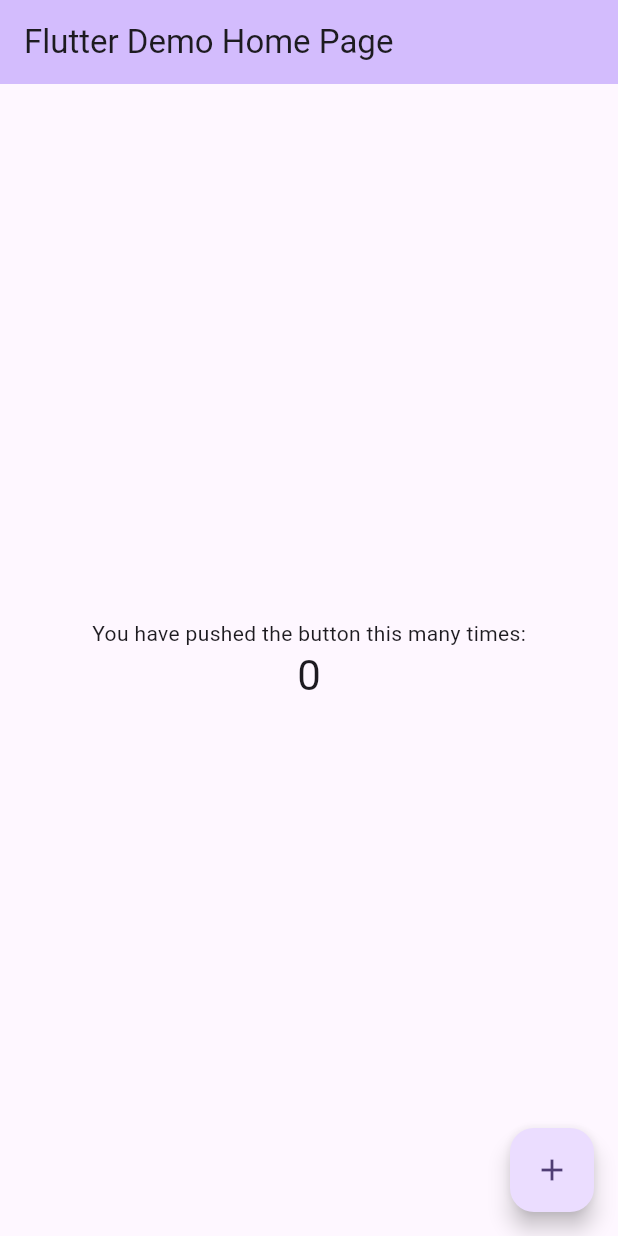
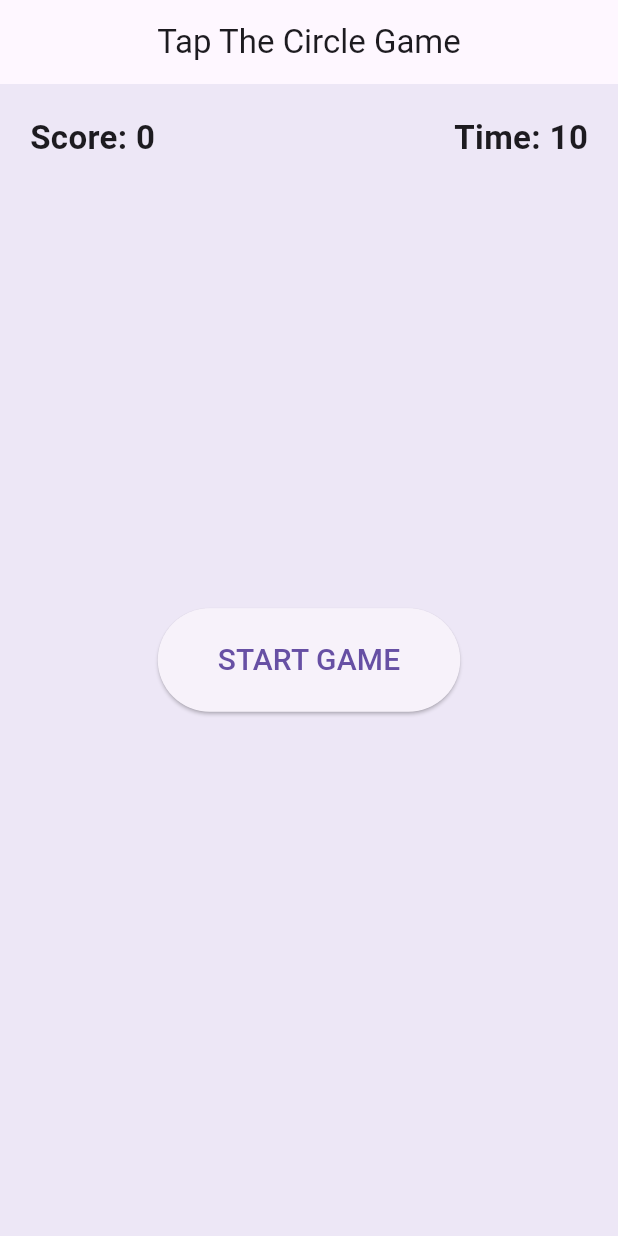
Before and after one commit to Moussi0amine/flutter_projects, a Flutter app: the screen it shows after launch, on a phone screen of 412 x 824 dp. Run offline on Flutter 3.47's test engine with Material 3 defaults, Android fonts, the light colour scheme and no system bars.

Commit message:
make the circle tap game

```diff
--- a/tap_thecircle_game/lib/main.dart
+++ b/tap_thecircle_game/lib/main.dart
@@ -1,122 +1,200 @@
+import 'dart:async'; // For Timer
+import 'dart:math';  // For random positions
 import 'package:flutter/material.dart';
 
-void main() {
-  runApp(const MyApp());
-}
+void main() => runApp(const TapTheCircleApp());
 
-class MyApp extends StatelessWidget {
-  const MyApp({super.key});
+/// 🎮 Root widget
+class TapTheCircleApp extends StatelessWidget {
+  const TapTheCircleApp({super.key});
 
-  // This widget is the root of your application.
   @override
   Widget build(BuildContext context) {
     return MaterialApp(
-      title: 'Flutter Demo',
-      theme: ThemeData(
-        // This is the theme of your application.
-        //
-        // TRY THIS: Try running your application with "flutter run". You'll see
-        // the application has a purple toolbar. Then, without quitting the app,
-        // try changing the seedColor in the colorScheme below to Colors.green
-        // and then invoke "hot reload" (save your changes or press the "hot
-        // reload" button in a Flutter-supported IDE, or press "r" if you used
-        // the command line to start the app).
-        //
-        // Notice that the counter didn't reset back to zero; the application
-        // state is not lost during the reload. To reset the state, use hot
-        // restart instead.
-        //
-        // This works for code too, not just values: Most code changes can be
-        // tested with just a hot reload.
-        colorScheme: ColorScheme.fromSeed(seedColor: Colors.deepPurple),
-      ),
-      home: const MyHomePage(title: 'Flutter Demo Home Page'),
+      title: 'Tap The Circle',
+      debugShowCheckedModeBanner: false,
+      theme: ThemeData(primarySwatch: Colors.deepPurple),
+      home: const TapGameScreen(),
     );
   }
 }
 
-class MyHomePage extends StatefulWidget {
-  const MyHomePage({super.key, required this.title});
-
-  // This widget is the home page of your application. It is stateful, meaning
-  // that it has a State object (defined below) that contains fields that affect
-  // how it looks.
-
-  // This class is the configuration for the state. It holds the values (in this
-  // case the title) provided by the parent (in this case the App widget) and
-  // used by the build method of the State. Fields in a Widget subclass are
-  // always marked "final".
-
-  final String title;
+/// 🕹️ Main Game Screen
+class TapGameScreen extends StatefulWidget {
+  const TapGameScreen({super.key});
 
   @override
-  State<MyHomePage> createState() => _MyHomePageState();
+  State<TapGameScreen> createState() => _TapGameScreenState();
 }
 
-class _MyHomePageState extends State<MyHomePage> {
-  int _counter = 0;
+class _TapGameScreenState extends State<TapGameScreen> {
+  // 🎯 Circle position (randomly updated)
+  double _x = 100;
+  double _y = 300;
 
-  void _incrementCounter() {
+  // 🧮 Player score
+  int _score = 0;
+
+  // ⏱️ Game time remaining (seconds)
+  int _timeLeft = 10;
+
+  // Timer references
+  Timer? _circleTimer;
+  Timer? _gameTimer;
+
+  // 🚦 Whether game started
+  bool _isPlaying = false;
+
+  final Random _random = Random();
+
+  /// Start the game
+  void _startGame() {
     setState(() {
-      // This call to setState tells the Flutter framework that something has
-      // changed in this State, which causes it to rerun the build method below
-      // so that the display can reflect the updated values. If we changed
-      // _counter without calling setState(), then the build method would not be
-      // called again, and so nothing would appear to happen.
-      _counter++;
+      _score = 0;
+      _timeLeft = 10;
+      _isPlaying = true;
     });
+
+    // Timer to move the circle every 1 second
+    _circleTimer = Timer.periodic(const Duration(seconds: 1), (timer) {
+      _moveCircle();
+    });
+
+    // Countdown timer
+    _gameTimer = Timer.periodic(const Duration(seconds: 1), (timer) {
+      setState(() {
+        _timeLeft--;
+      });
+
+      // Stop game when time reaches 0
+      if (_timeLeft <= 0) {
+        _endGame();
+      }
+    });
+  }
+
+  /// Move the circle to a new random position
+  void _moveCircle() {
+    setState(() {
+      _x = _random.nextDouble() * 300 + 20; // random X
+      _y = _random.nextDouble() * 500 + 80; // random Y
+    });
+  }
+
+  /// Handle tapping the circle
+  void _tapCircle() {
+    if (!_isPlaying) return;
+    setState(() {
+      _score++;
+    });
+    _moveCircle(); // Move immediately after tap
+  }
+
+  /// End the game and stop timers
+  void _endGame() {
+    _circleTimer?.cancel();
+    _gameTimer?.cancel();
+    setState(() {
+      _isPlaying = false;
+    });
+
+    // Show score dialog
+    showDialog(
+      context: context,
+      builder: (_) => AlertDialog(
+        title: const Text('Game Over 🎯'),
+        content: Text('Your score: $_score'),
+        actions: [
+          TextButton(
+            onPressed: () {
+              Navigator.pop(context);
+            },
+            child: const Text('OK'),
+          )
+        ],
+      ),
+    );
+  }
+
+  @override
+  void dispose() {
+    _circleTimer?.cancel();
+    _gameTimer?.cancel();
+    super.dispose();
   }
 
   @override
   Widget build(BuildContext context) {
-    // This method is rerun every time setState is called, for instance as done
-    // by the _incrementCounter method above.
-    //
-    // The Flutter framework has been optimized to make rerunning build methods
-    // fast, so that you can just rebuild anything that needs updating rather
-    // than having to individually change instances of widgets.
     return Scaffold(
       appBar: AppBar(
-        // TRY THIS: Try changing the color here to a specific color (to
-        // Colors.amber, perhaps?) and trigger a hot reload to see the AppBar
-        // change color while the other colors stay the same.
-        backgroundColor: Theme.of(context).colorScheme.inversePrimary,
-        // Here we take the value from the MyHomePage object that was created by
-        // the App.build method, and use it to set our appbar title.
-        title: Text(widget.title),
+        title: const Text('Tap The Circle Game'),
+        centerTitle: true,
       ),
-      body: Center(
-        // Center is a layout widget. It takes a single child and positions it
-        // in the middle of the parent.
-        child: Column(
-          // Column is also a layout widget. It takes a list of children and
-          // arranges them vertically. By default, it sizes itself to fit its
-          // children horizontally, and tries to be as tall as its parent.
-          //
-          // Column has various properties to control how it sizes itself and
-          // how it positions its children. Here we use mainAxisAlignment to
-          // center the children vertically; the main axis here is the vertical
-          // axis because Columns are vertical (the cross axis would be
-          // horizontal).
-          //
-          // TRY THIS: Invoke "debug painting" (choose the "Toggle Debug Paint"
-          // action in the IDE, or press "p" in the console), to see the
-          // wireframe for each widget.
-          mainAxisAlignment: MainAxisAlignment.center,
-          children: <Widget>[
-            const Text('You have pushed the button this many times:'),
-            Text(
-              '$_counter',
-              style: Theme.of(context).textTheme.headlineMedium,
+      body: Stack(
+        children: [
+          // Background
+          Positioned.fill(
+            child: Container(color: Colors.deepPurple.shade50),
+          ),
+
+          // Display score and time
+          Positioned(
+            top: 20,
+            left: 20,
+            child: Text(
+              'Score: $_score',
+              style: const TextStyle(fontSize: 22, fontWeight: FontWeight.bold),
             ),
-          ],
-        ),
+          ),
+          Positioned(
+            top: 20,
+            right: 20,
+            child: Text(
+              'Time: $_timeLeft',
+              style: const TextStyle(fontSize: 22, fontWeight: FontWeight.bold),
+            ),
+          ),
+
+          // 🎯 Circle (only visible when playing)
+          if (_isPlaying)
+            Positioned(
+              left: _x,
+              top: _y,
+              child: GestureDetector(
+                onTap: _tapCircle,
+                child: Container(
+                  width: 60,
+                  height: 60,
+                  decoration: const BoxDecoration(
+                    color: Colors.deepPurple,
+                    shape: BoxShape.circle,
+                    boxShadow: [
+                      BoxShadow(
+                        color: Colors.black26,
+                        blurRadius: 8,
+                      )
+                    ],
+                  ),
+                ),
+              ),
+            ),
+
+          // 🟢 Start button (only visible when not playing)
+          if (!_isPlaying)
+            Center(
+              child: ElevatedButton(
+                onPressed: _startGame,
+                style: ElevatedButton.styleFrom(
+                  padding: const EdgeInsets.symmetric(horizontal: 40, vertical: 20),
+                ),
+                child: const Text(
+                  'START GAME',
+                  style: TextStyle(fontSize: 20),
+                ),
+              ),
+            ),
+        ],
       ),
-      floatingActionButton: FloatingActionButton(
-        onPressed: _incrementCounter,
-        tooltip: 'Increment',
-        child: const Icon(Icons.add),
-      ), // This trailing comma makes auto-formatting nicer for build methods.
     );
   }
 }
```
Also changed, not shown: 1 other file.
